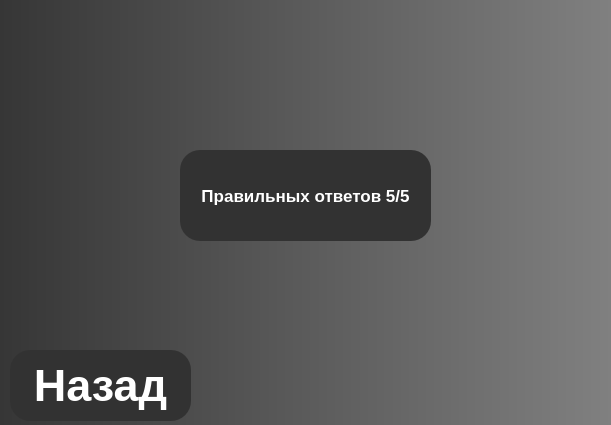
Old version of the form UI files/ResultsWindow.ui in the repository COBAil/My-Tenses.
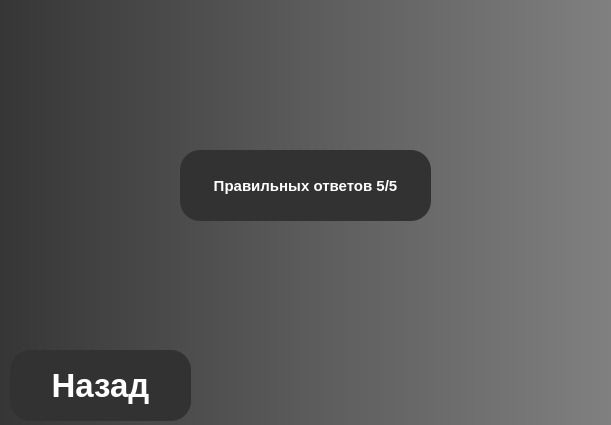
New version of the form.

Patch:
```diff
--- a/UI files/ResultsWindow.ui
+++ b/UI files/ResultsWindow.ui
@@ -10,27 +10,38 @@
     <height>425</height>
    </rect>
   </property>
+  <property name="font">
+   <font>
+    <pointsize>8</pointsize>
+   </font>
+  </property>
   <property name="windowTitle">
    <string>MyTenses</string>
   </property>
   <property name="styleSheet">
-   <string notr="true">QWidget
+   <string notr="true"/>
+  </property>
+  <widget class="QWidget" name="centralwidget">
+   <property name="font">
+    <font>
+     <pointsize>5</pointsize>
+    </font>
+   </property>
+   <property name="styleSheet">
+    <string notr="true">QWidget
 {
     color: #aaa;
    background-color: qlineargradient(spread:pad, x1:0, y1:0, x2:1, y2:0, stop:0 rgb(54, 54, 54), stop:1 rgb(128, 128, 128));
-
 }
 
 QPushButton
 {
     color: rgb(255, 255, 255);
-background-color: #323232;
-	
+	background-color: #323232;
     width: 75px;
     height: 50px;
-	font-size: 45px;
-	border-radius: 20px;                     /* &lt;----  20px  */ 
-	font: &quot;Microsoft YaHei UI&quot;;
+	border-radius: 20px;
+	font: 75 25pt &quot;Microsoft YaHei UI&quot;;
 	font-weight: bold;
 }
 
@@ -40,9 +51,16 @@
 
 }
 
+QLabel
+{
+	color: rgb(255, 255, 255);
+	background-color: #323232;
+    border-radius: 20px;
+	font: &quot;Microsoft YaHei UI&quot;;
+	font-weight: bold;
+}
 </string>
-  </property>
-  <widget class="QWidget" name="centralwidget">
+   </property>
    <widget class="QPushButton" name="pushButton">
     <property name="geometry">
      <rect>
@@ -52,6 +70,18 @@
       <height>71</height>
      </rect>
     </property>
+    <property name="font">
+     <font>
+      <family>Microsoft YaHei UI</family>
+      <pointsize>25</pointsize>
+      <weight>75</weight>
+      <italic>false</italic>
+      <bold>true</bold>
+     </font>
+    </property>
+    <property name="styleSheet">
+     <string notr="true"/>
+    </property>
     <property name="text">
      <string>Назад</string>
     </property>
@@ -62,27 +92,19 @@
       <x>180</x>
       <y>150</y>
       <width>251</width>
-      <height>91</height>
+      <height>71</height>
      </rect>
     </property>
     <property name="font">
      <font>
-      <pointsize>13</pointsize>
+      <pointsize>11</pointsize>
       <weight>75</weight>
       <italic>false</italic>
       <bold>true</bold>
      </font>
     </property>
     <property name="styleSheet">
-     <string notr="true">QLabel
-{
-   color: rgb(255, 255, 255);
-	background-color: #323232;
-    border-radius: 20px;                     /* &lt;----  20px  */ 
-	font:
- &quot;Microsoft YaHei UI&quot;;
-	font-weight: bold;
-}</string>
+     <string notr="true"/>
     </property>
     <property name="text">
      <string>Правильных ответов 5/5</string>
```
Left out of the diff: 1 changed line with no effect on the pictures.
